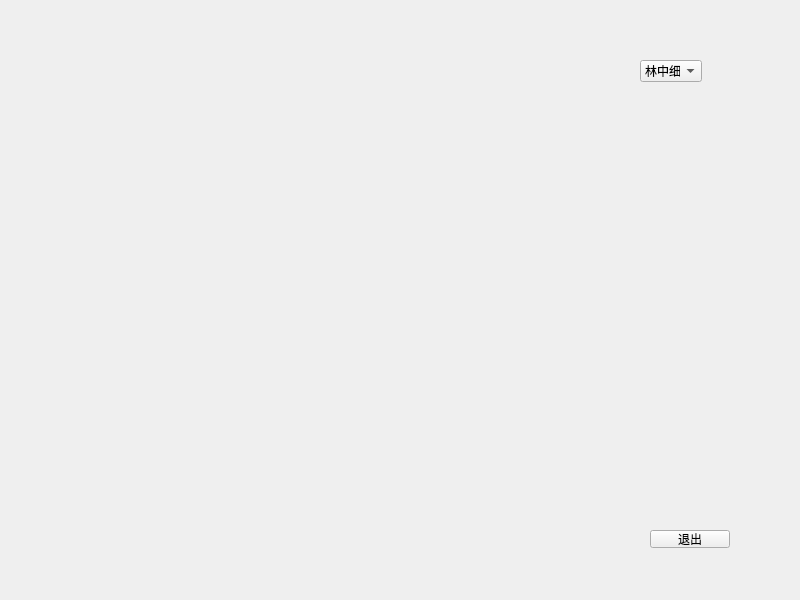
Before: the Qt Designer form mainClock.ui in aaaMsLIUfruit/Tomato_bell, drawn with Qt 5.
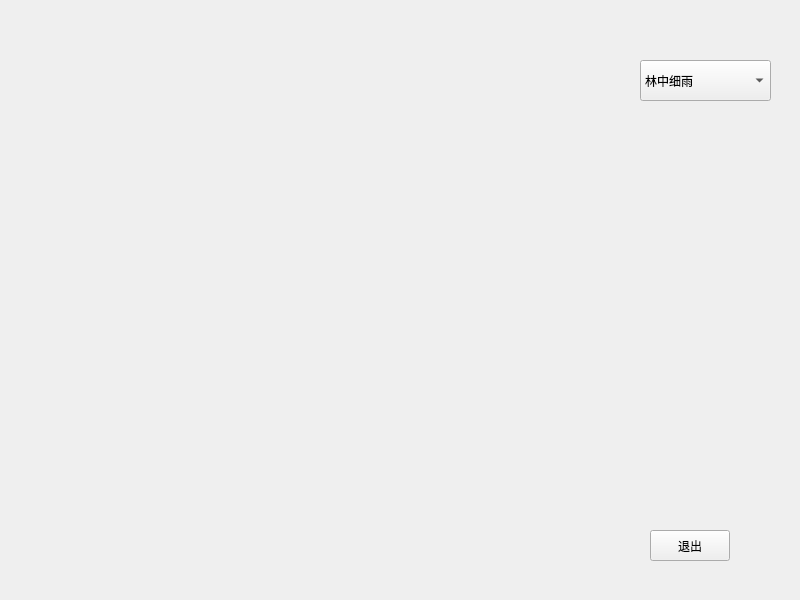
After: the same form once the commit is applied.

What changed in the file:
```diff
--- a/mainClock.ui
+++ b/mainClock.ui
@@ -22,7 +22,7 @@
      <x>650</x>
      <y>530</y>
      <width>80</width>
-     <height>18</height>
+     <height>31</height>
     </rect>
    </property>
    <property name="text">
@@ -34,8 +34,8 @@
     <rect>
      <x>640</x>
      <y>60</y>
-     <width>62</width>
-     <height>22</height>
+     <width>131</width>
+     <height>41</height>
     </rect>
    </property>
    <item>
```
